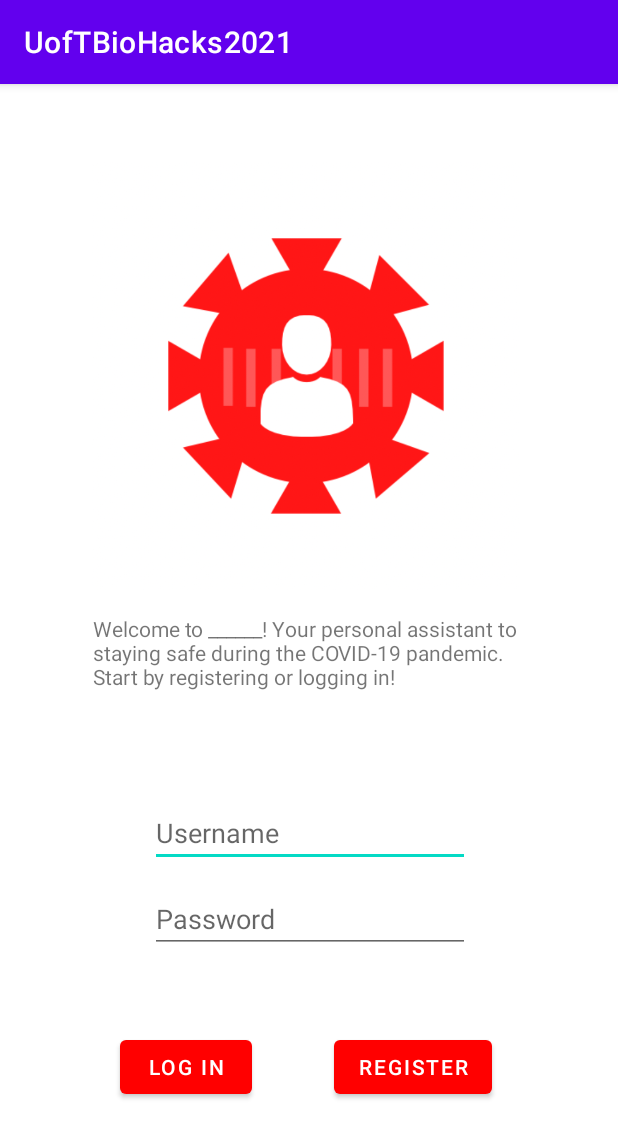
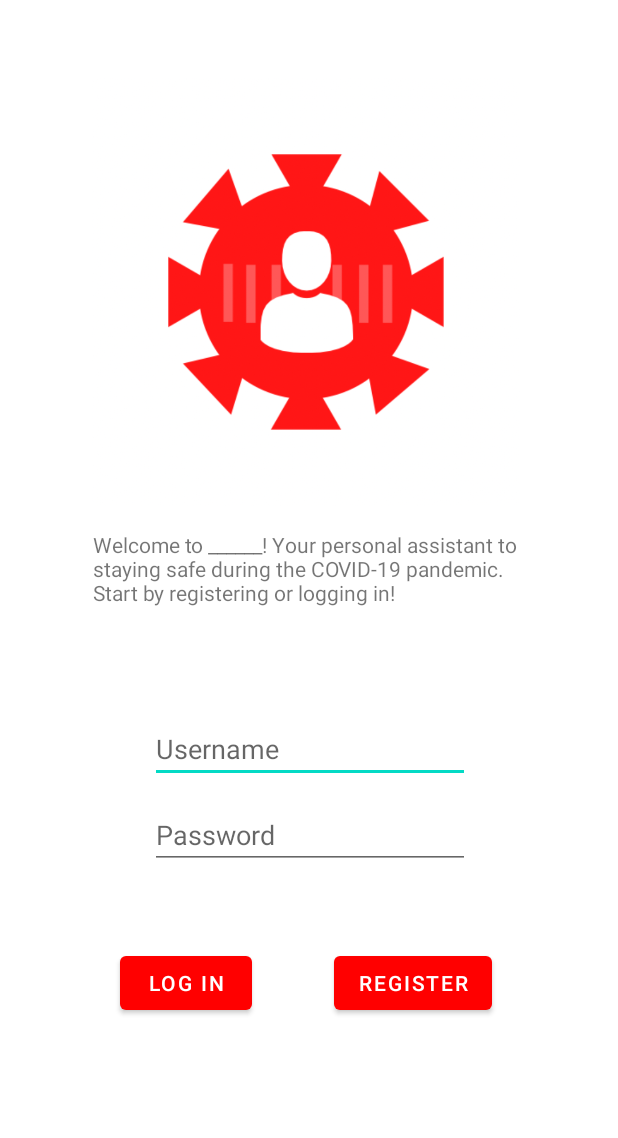
Before and after one commit to Jnwong116/Know-Your-Risk, an Android app: the screen it shows after launch (MainActivity), on a phone screen of 412 x 824 dp. Shown: the top 1138 px of the screen. Run offline under Robolectric (Android 15) with nearby library versions, the phone set to English and light mode, and no system bars.

Commit message:
Removed Action bar

```diff
--- a/app/src/main/res/values-night/themes.xml
+++ b/app/src/main/res/values-night/themes.xml
@@ -1,6 +1,6 @@
 <resources xmlns:tools="http://schemas.android.com/tools">
     <!-- Base application theme. -->
-    <style name="Theme.UofTBioHacks2021" parent="Theme.MaterialComponents.DayNight.DarkActionBar">
+    <style name="Theme.UofTBioHacks2021" parent="Theme.MaterialComponents.DayNight.NoActionBar">
         <!-- Primary brand color. -->
         <item name="colorPrimary">@color/purple_200</item>
         <item name="colorPrimaryVariant">@color/purple_700</item>
--- a/app/src/main/res/values/themes.xml
+++ b/app/src/main/res/values/themes.xml
@@ -1,6 +1,6 @@
 <resources xmlns:tools="http://schemas.android.com/tools">
     <!-- Base application theme. -->
-    <style name="Theme.UofTBioHacks2021" parent="Theme.MaterialComponents.DayNight.DarkActionBar">
+    <style name="Theme.UofTBioHacks2021" parent="Theme.MaterialComponents.DayNight.NoActionBar">
         <!-- Primary brand color. -->
         <item name="colorPrimary">@color/purple_500</item>
         <item name="colorPrimaryVariant">@color/purple_700</item>
```
